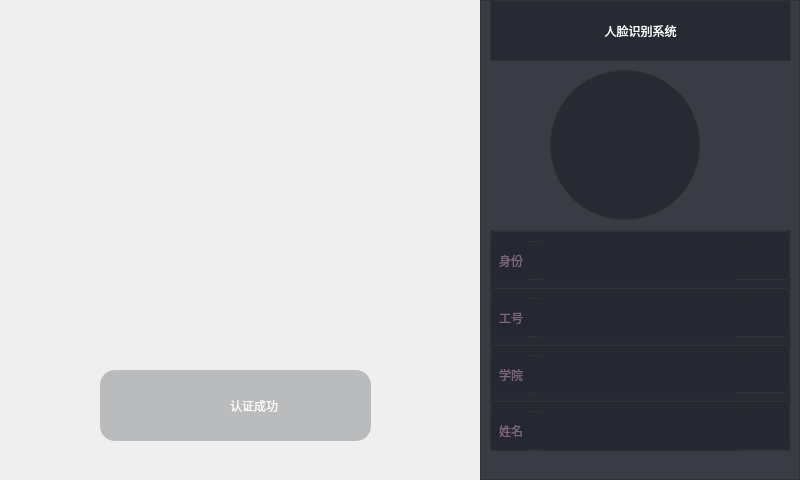
Qt form FaceAttendence/faceattendence.ui (hiHjy/FaceAttendance) before a commit.
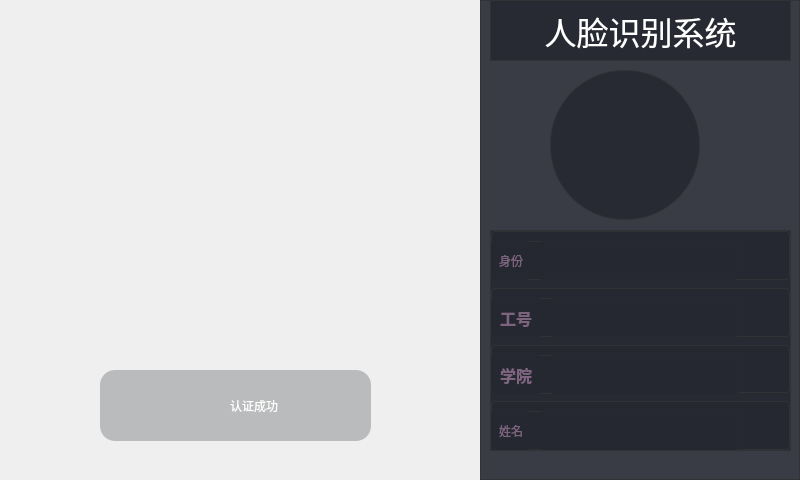
The same form after that commit. Icons and pictures are not drawn.

```diff
--- a/FaceAttendence/faceattendence.ui
+++ b/FaceAttendence/faceattendence.ui
@@ -216,6 +216,15 @@
        <height>61</height>
       </rect>
      </property>
+     <property name="font">
+      <font>
+       <family>Ubuntu</family>
+       <pointsize>24</pointsize>
+       <weight>50</weight>
+       <italic>false</italic>
+       <bold>false</bold>
+      </font>
+     </property>
      <property name="text">
       <string>人脸识别系统</string>
      </property>
@@ -353,6 +362,15 @@
          <layout class="QHBoxLayout" name="horizontalLayout_6">
           <item>
            <widget class="QLabel" name="label_6">
+            <property name="font">
+             <font>
+              <family>Ubuntu</family>
+              <pointsize>12</pointsize>
+              <weight>75</weight>
+              <italic>false</italic>
+              <bold>true</bold>
+             </font>
+            </property>
             <property name="text">
              <string>工号</string>
             </property>
@@ -360,6 +378,9 @@
           </item>
           <item>
            <widget class="QLineEdit" name="LE_Work_ID">
+            <property name="enabled">
+             <bool>false</bool>
+            </property>
             <property name="sizePolicy">
              <sizepolicy hsizetype="Expanding" vsizetype="Expanding">
               <horstretch>0</horstretch>
@@ -420,6 +441,15 @@
          <layout class="QHBoxLayout" name="horizontalLayout_9">
           <item>
            <widget class="QLabel" name="label_9">
+            <property name="font">
+             <font>
+              <family>Ubuntu</family>
+              <pointsize>12</pointsize>
+              <weight>75</weight>
+              <italic>false</italic>
+              <bold>true</bold>
+             </font>
+            </property>
             <property name="text">
              <string>学院</string>
             </property>
@@ -427,6 +457,9 @@
           </item>
           <item>
            <widget class="QLineEdit" name="LE_Dept">
+            <property name="enabled">
+             <bool>false</bool>
+            </property>
             <property name="sizePolicy">
              <sizepolicy hsizetype="Expanding" vsizetype="Expanding">
               <horstretch>0</horstretch>
```
Left out of the diff: 23 changed lines with no effect on the pictures.
